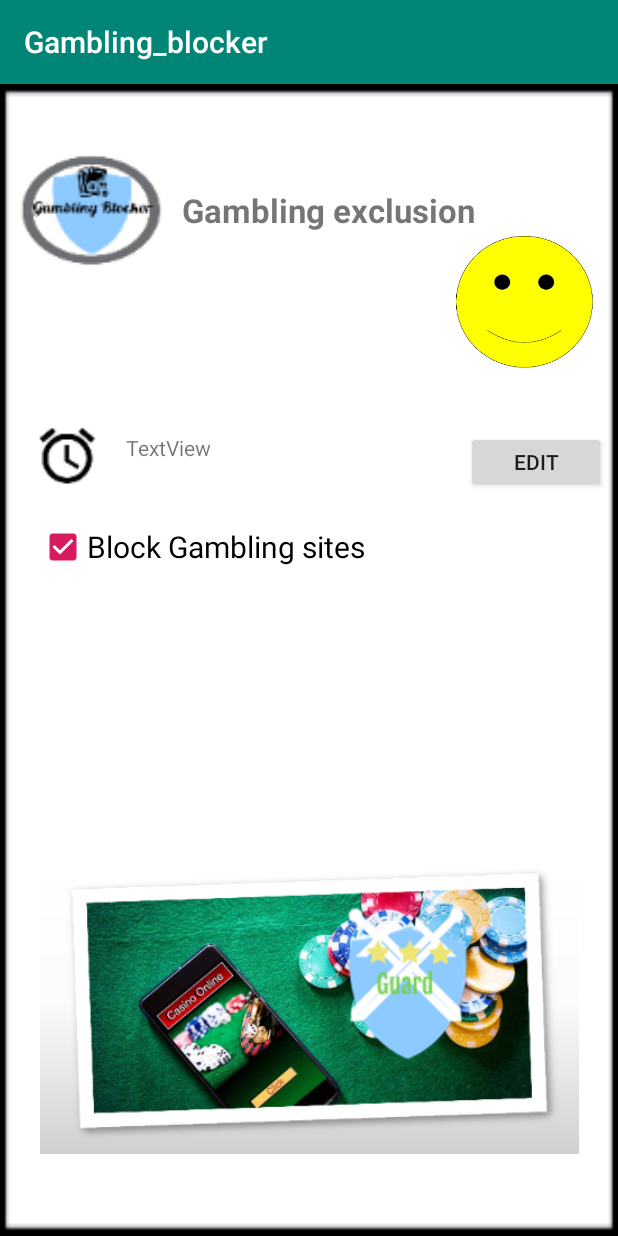
After one commit to jasonyangyi/Gambling_blocker, an Android app: the Successful_configuration screen opened directly, with no data from a screen before it, on a phone screen of 412 x 824 dp. The commit adds this screen. Run offline under Robolectric (Android 15) with nearby library versions, the phone set to English and light mode, and no system bars; 2 statements that could not run were skipped.

Commit message:
The fifth commit

```diff
--- a/app/src/main/AndroidManifest.xml
+++ b/app/src/main/AndroidManifest.xml
@@ -31,7 +31,6 @@
             android:theme="@style/AppTheme2">
             <intent-filter>
                 <action android:name="android.intent.action.MAIN" />
-
                 <category android:name="android.intent.category.LAUNCHER" />
             </intent-filter>
         </activity>
@@ -52,6 +51,10 @@
             android:name=".Gambling_exclusion_setting"
             android:label="Gambling_exclusion" />
 
+        <activity android:name=".Successful_configuration"
+            >
+        </activity>
+
         <activity android:name=".Parental_control_setting"
             android:label="Parental control">
         </activity>
--- a/app/src/main/java/com/example/gambling_blocker/Gambling_Block_Service.java
+++ b/app/src/main/java/com/example/gambling_blocker/Gambling_Block_Service.java
@@ -49,10 +49,7 @@ public class Gambling_Block_Service extends VpnService {
                        .addAddress("192.168.0.1",24)
                        .addDnsServer("8.8.8.8")
                        .addRoute("0.0.0.0",0).establish();
-
                //
-
-
                FileInputStream in = new FileInputStream(vpnInterface.getFileDescriptor());
                FileOutputStream out = new FileOutputStream(vpnInterface.getFileDescriptor());
 
--- /dev/null
+++ b/app/src/main/java/com/example/gambling_blocker/Successful_configuration.java
@@ -0,0 +1,79 @@
+package com.example.gambling_blocker;
+
+import android.content.Intent;
+import android.os.Bundle;
+import android.support.annotation.Nullable;
+import android.support.v7.app.AppCompatActivity;
+import android.view.View;
+import android.widget.Button;
+import android.widget.CheckBox;
+import android.widget.TextView;
+
+import org.w3c.dom.Text;
+
+public class Successful_configuration extends AppCompatActivity {
+
+    private String Service;
+    private TextView tvtitle,tvinformation;
+    private Button edit;
+    private CheckBox password;
+    private String service;
+    private long duration;
+    private String duration2;
+    @Override
+    protected void onCreate(@Nullable Bundle savedInstanceState) {
+        super.onCreate(savedInstanceState);
+      setContentView(R.layout.successful_configuration);
+     Initialize_UI();
+     Intent intent = getIntent();
+     service = intent.getStringExtra("Name");
+     duration = intent.getLongExtra("Duration",0);
+     duration2 = getDuration(duration);
+     if(service.equals("Gambling exclusion")){
+         tvinformation.setText("Restriction will be lifted in "+duration2);
+        edit.setClickable(false);
+     }
+      if(service.equals("Parental Control")){
+         tvinformation.setText("Restriction will be lifted in "+duration2);
+         password.setVisibility(View.VISIBLE);
+         tvtitle.setText("Parental Control");
+     }
+    }
+
+    private void Initialize_UI()
+    {
+        tvtitle = (TextView)findViewById(R.id.textView_title);
+        tvinformation = (TextView)findViewById(R.id.textView20);
+        edit = (Button) findViewById(R.id.button_edit);
+        password = (CheckBox)findViewById(R.id.checkBox4);
+    }
+
+    private String getDuration(long time)
+    {
+        String value = null;
+        if(time==10000)
+        {
+            value = "10s";
+        }
+        else if(time==86400000){
+            value = "24h";
+        }
+        else if(time==604800000){
+            value = "one week";
+        }
+        else if(time == 2592000000l){
+            value = "one month";
+        }
+        else if(time == 15552000000l){
+            value = "six months";
+        }
+        else if(time == 31104000000l){
+            value = "one year";
+        }
+
+        return value;
+    }
+
+
+
+}
--- a/app/src/main/res/layout/parental_control_setting4.xml
+++ b/app/src/main/res/layout/parental_control_setting4.xml
@@ -17,12 +17,12 @@
 
     <Switch
         android:id="@+id/switch2"
-        android:layout_width="163dp"
+        android:layout_width="218dp"
         android:layout_height="50dp"
         android:layout_marginLeft="100dp"
         android:layout_marginTop="0dp"
         android:gravity="center"
-        android:text="Block sites"
+        android:text="Parental Control"
         android:textColor="@color/colorPrimary"
         android:textSize="18dp"
         android:textStyle="bold" />
--- /dev/null
+++ b/app/src/main/res/layout/successful_configuration.xml
@@ -0,0 +1,160 @@
+<?xml version="1.0" encoding="utf-8"?>
+<android.support.constraint.ConstraintLayout
+    xmlns:android="http://schemas.android.com/apk/res/android"
+    xmlns:app="http://schemas.android.com/apk/res-auto"
+    xmlns:tools="http://schemas.android.com/tools"
+    android:layout_width="match_parent"
+    android:layout_height="match_parent"
+    android:background="@mipmap/splash_background">
+
+    <ImageView
+        android:id="@+id/imageView16"
+        android:layout_width="106dp"
+        android:layout_height="102dp"
+        android:layout_marginStart="8dp"
+        android:layout_marginTop="8dp"
+        android:layout_marginEnd="8dp"
+        android:layout_marginBottom="8dp"
+        app:layout_constraintBottom_toBottomOf="parent"
+        app:layout_constraintEnd_toEndOf="parent"
+        app:layout_constraintHorizontal_bias="0.0"
+        app:layout_constraintStart_toStartOf="parent"
+        app:layout_constraintTop_toTopOf="parent"
+        app:layout_constraintVertical_bias="0.039"
+        app:srcCompat="@mipmap/logo_gambling_blocker" />
+
+    <TextView
+        android:id="@+id/textView_title"
+        android:layout_width="214dp"
+        android:layout_height="41dp"
+        android:layout_marginStart="8dp"
+        android:layout_marginTop="8dp"
+        android:layout_marginEnd="8dp"
+        android:layout_marginBottom="8dp"
+        android:text="Gambling exclusion"
+        android:textSize="22dp"
+        android:textStyle="bold"
+        app:layout_constraintBottom_toBottomOf="parent"
+        app:layout_constraintEnd_toEndOf="parent"
+        app:layout_constraintHorizontal_bias="0.624"
+        app:layout_constraintStart_toStartOf="parent"
+        app:layout_constraintTop_toTopOf="parent"
+        app:layout_constraintVertical_bias="0.086" />
+
+    <ImageView
+        android:id="@+id/imageView17"
+        android:layout_width="58dp"
+        android:layout_height="44dp"
+        android:layout_marginStart="8dp"
+        android:layout_marginTop="8dp"
+        android:layout_marginEnd="8dp"
+        android:layout_marginBottom="8dp"
+        app:layout_constraintBottom_toBottomOf="parent"
+        app:layout_constraintEnd_toEndOf="parent"
+        app:layout_constraintHorizontal_bias="0.023"
+        app:layout_constraintStart_toStartOf="parent"
+        app:layout_constraintTop_toTopOf="parent"
+        app:layout_constraintVertical_bias="0.308"
+        app:srcCompat="@mipmap/clock_time" />
+
+    <ImageView
+        android:id="@+id/imageView18"
+        android:layout_width="108dp"
+        android:layout_height="88dp"
+        android:layout_marginStart="8dp"
+        android:layout_marginTop="8dp"
+        android:layout_marginEnd="8dp"
+        android:layout_marginBottom="8dp"
+        app:layout_constraintBottom_toBottomOf="parent"
+        app:layout_constraintEnd_toEndOf="parent"
+        app:layout_constraintHorizontal_bias="1.0"
+        app:layout_constraintStart_toStartOf="parent"
+        app:layout_constraintTop_toTopOf="parent"
+        app:layout_constraintVertical_bias="0.141"
+        app:srcCompat="@mipmap/smile" />
+
+    <ImageView
+        android:id="@+id/imageView19"
+        android:layout_width="359dp"
+        android:layout_height="239dp"
+        android:layout_marginStart="8dp"
+        android:layout_marginTop="8dp"
+        android:layout_marginEnd="8dp"
+        android:layout_marginBottom="8dp"
+        app:layout_constraintBottom_toBottomOf="parent"
+        app:layout_constraintEnd_toEndOf="parent"
+        app:layout_constraintStart_toStartOf="parent"
+        app:layout_constraintTop_toTopOf="parent"
+        app:layout_constraintVertical_bias="0.945"
+        app:srcCompat="@mipmap/gamb_exclusion" />
+
+    <CheckBox
+        android:id="@+id/checkBox2"
+        android:layout_width="258dp"
+        android:layout_height="37dp"
+        android:layout_marginStart="8dp"
+        android:layout_marginTop="8dp"
+        android:layout_marginEnd="8dp"
+        android:layout_marginBottom="8dp"
+        android:checked="true"
+        android:text="Block Gambling sites"
+        android:textSize="20dp"
+        app:layout_constraintBottom_toBottomOf="parent"
+        app:layout_constraintEnd_toEndOf="parent"
+        app:layout_constraintHorizontal_bias="0.131"
+        app:layout_constraintStart_toStartOf="parent"
+        app:layout_constraintTop_toTopOf="parent"
+        app:layout_constraintVertical_bias="0.395" />
+
+    <CheckBox
+        android:id="@+id/checkBox4"
+        android:layout_width="258dp"
+        android:layout_height="37dp"
+        android:layout_marginStart="8dp"
+        android:layout_marginTop="8dp"
+        android:layout_marginEnd="8dp"
+        android:layout_marginBottom="8dp"
+        android:checked="true"
+        android:text="Password Set"
+        android:textSize="20dp"
+        android:visibility="gone"
+        app:layout_constraintBottom_toBottomOf="parent"
+        app:layout_constraintEnd_toEndOf="parent"
+        app:layout_constraintHorizontal_bias="0.131"
+        app:layout_constraintStart_toStartOf="parent"
+        app:layout_constraintTop_toTopOf="parent"
+        app:layout_constraintVertical_bias="0.466" />
+
+    <TextView
+        android:id="@+id/textView20"
+        android:layout_width="228dp"
+        android:layout_height="33dp"
+        android:layout_marginStart="8dp"
+        android:layout_marginTop="8dp"
+        android:layout_marginEnd="8dp"
+        android:layout_marginBottom="8dp"
+        android:text="TextView"
+        app:layout_constraintBottom_toBottomOf="parent"
+        app:layout_constraintEnd_toEndOf="parent"
+        app:layout_constraintHorizontal_bias="0.454"
+        app:layout_constraintStart_toStartOf="parent"
+        app:layout_constraintTop_toTopOf="parent"
+        app:layout_constraintVertical_bias="0.313" />
+
+    <Button
+        android:id="@+id/button_edit"
+        android:layout_width="93dp"
+        android:layout_height="41dp"
+        android:layout_marginStart="8dp"
+        android:layout_marginTop="8dp"
+        android:layout_marginEnd="8dp"
+        android:layout_marginBottom="8dp"
+        android:text="Edit"
+        app:layout_constraintBottom_toBottomOf="parent"
+        app:layout_constraintEnd_toEndOf="parent"
+        app:layout_constraintHorizontal_bias="1.0"
+        app:layout_constraintStart_toStartOf="parent"
+        app:layout_constraintTop_toTopOf="parent"
+        app:layout_constraintVertical_bias="0.314" />
+
+</android.support.constraint.ConstraintLayout>
--- a/app/src/main/res/values/strings.xml
+++ b/app/src/main/res/values/strings.xml
@@ -1,12 +1,11 @@
 <resources>
     <string name="app_name">Gambling_blocker</string>
     <string-array name="exclusion_duration">
-        <item>10</item>
+        <item>10s</item>
         <item>24h</item>
         <item>one week</item>
         <item>one month</item>
         <item>six months</item>
         <item>one year</item>
-        <item>five year</item>
     </string-array>
 </resources>
```
Also changed, not shown: app/src/main/java/com/example/gambling_blocker/Gambling_exclusion_setting.java (+89 -13 lines), app/src/main/java/com/example/gambling_blocker/Parental_control_setting.java (+86 -6 lines), app/src/main/res/mipmap-xxxhdpi/smile.png (added).
